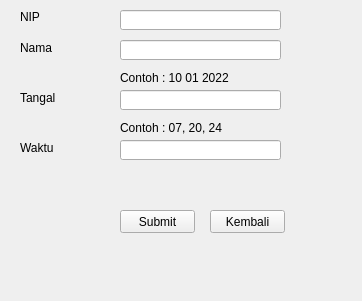
First picture: the form in masuk.ui, repository christianbyu/Python-simple-absent-apps-with-pyqt5, before the edit.
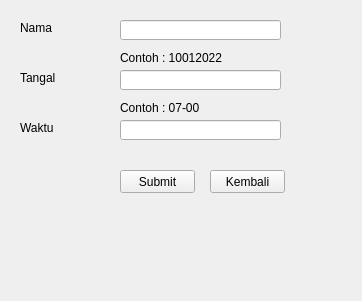
Second picture: the form after the edit.

Commit message: Add insert data for Absen Masuk and Absen Keluar

What changed in the file:
```diff
--- a/masuk.ui
+++ b/masuk.ui
@@ -17,7 +17,7 @@
    <property name="geometry">
     <rect>
      <x>120</x>
-     <y>210</y>
+     <y>170</y>
      <width>75</width>
      <height>23</height>
     </rect>
@@ -26,37 +26,11 @@
     <string>Submit</string>
    </property>
   </widget>
-  <widget class="QLineEdit" name="nip">
-   <property name="geometry">
-    <rect>
-     <x>120</x>
-     <y>10</y>
-     <width>161</width>
-     <height>20</height>
-    </rect>
-   </property>
-   <property name="text">
-    <string/>
-   </property>
-  </widget>
-  <widget class="QLabel" name="label_3">
-   <property name="geometry">
-    <rect>
-     <x>20</x>
-     <y>10</y>
-     <width>47</width>
-     <height>13</height>
-    </rect>
-   </property>
-   <property name="text">
-    <string>NIP</string>
-   </property>
-  </widget>
   <widget class="QLabel" name="label_4">
    <property name="geometry">
     <rect>
      <x>20</x>
-     <y>40</y>
+     <y>20</y>
      <width>81</width>
      <height>16</height>
     </rect>
@@ -69,7 +43,7 @@
    <property name="geometry">
     <rect>
      <x>210</x>
-     <y>210</y>
+     <y>170</y>
      <width>75</width>
      <height>23</height>
     </rect>
@@ -82,7 +56,7 @@
    <property name="geometry">
     <rect>
      <x>120</x>
-     <y>40</y>
+     <y>20</y>
      <width>161</width>
      <height>20</height>
     </rect>
@@ -95,7 +69,7 @@
    <property name="geometry">
     <rect>
      <x>120</x>
-     <y>90</y>
+     <y>70</y>
      <width>161</width>
      <height>20</height>
     </rect>
@@ -108,7 +82,7 @@
    <property name="geometry">
     <rect>
      <x>20</x>
-     <y>90</y>
+     <y>70</y>
      <width>81</width>
      <height>16</height>
     </rect>
@@ -121,7 +95,7 @@
    <property name="geometry">
     <rect>
      <x>20</x>
-     <y>140</y>
+     <y>120</y>
      <width>81</width>
      <height>16</height>
     </rect>
@@ -134,7 +108,7 @@
    <property name="geometry">
     <rect>
      <x>120</x>
-     <y>140</y>
+     <y>120</y>
      <width>161</width>
      <height>20</height>
     </rect>
@@ -147,26 +121,26 @@
    <property name="geometry">
     <rect>
      <x>120</x>
-     <y>70</y>
+     <y>50</y>
      <width>151</width>
      <height>16</height>
     </rect>
    </property>
    <property name="text">
-    <string>Contoh : 10 01 2022</string>
+    <string>Contoh : 10012022</string>
    </property>
   </widget>
   <widget class="QLabel" name="label_8">
    <property name="geometry">
     <rect>
      <x>120</x>
-     <y>120</y>
+     <y>100</y>
      <width>151</width>
      <height>16</height>
     </rect>
    </property>
    <property name="text">
-    <string>Contoh : 07, 20, 24</string>
+    <string>Contoh : 07-00</string>
    </property>
   </widget>
  </widget>
```
The commit also changes 7 other files.
